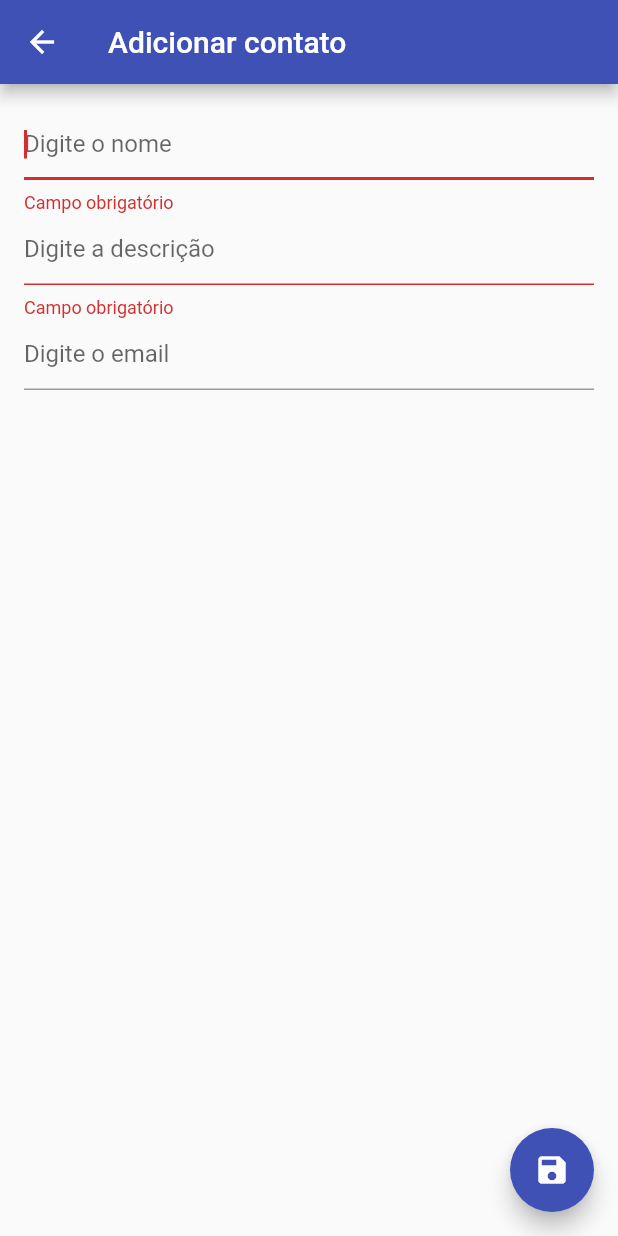
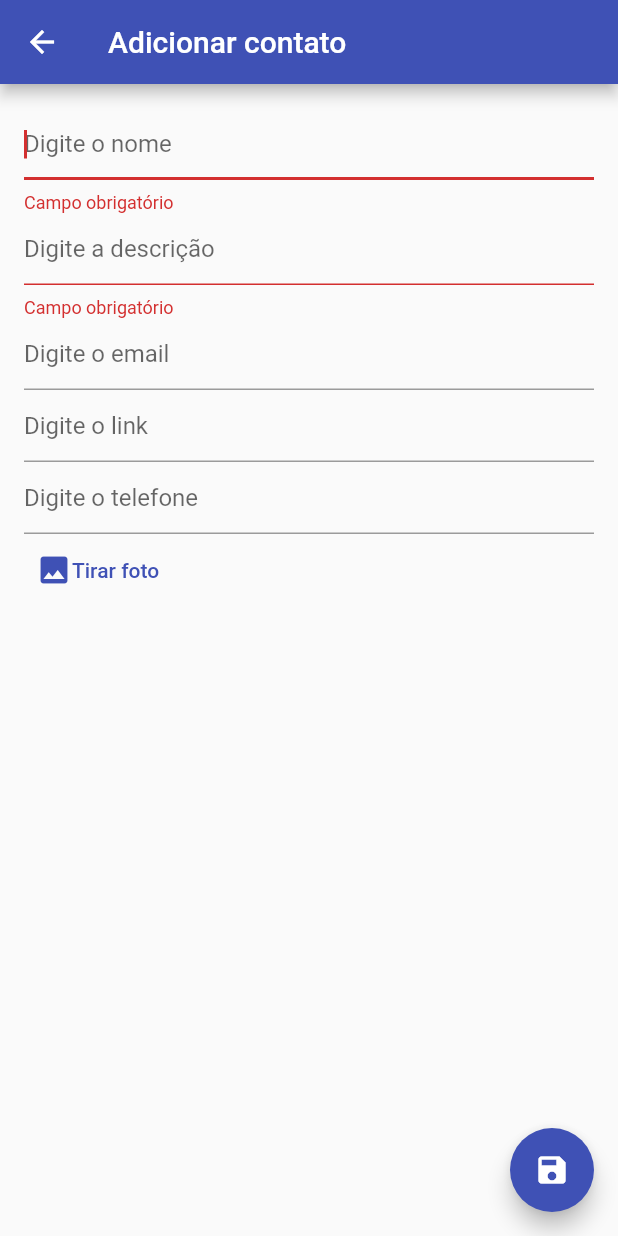
Before and after one commit to gabrielrodrigodesbesell/contactList, a Flutter app: the AddPage screen opened directly, after a tap on the "save" icon, on a phone screen of 412 x 824 dp. Run offline on Flutter 3.47's test engine with Material 2 defaults, Android fonts, the phone set to English and light mode, and no system bars; our stand-ins replace get, image_picker, sqflite; accounts and stored records are empty.

Commit message:
aula dia 17-03-2021

```diff
--- a/lib/controller/contact_controller.dart
+++ b/lib/controller/contact_controller.dart
@@ -1,18 +1,38 @@
+import 'dart:io';
+
 import 'package:contactlist/database/database_fetch.dart';
 import 'package:contactlist/model/contact_model.dart';
 import 'package:flutter/material.dart';
 import 'package:get/get.dart';
+import 'package:image_picker/image_picker.dart';
 
 class ContactController extends GetxController {
   //ContactModel é uma lista observável, quando sofrer atualizações
   //ela mesma comunica os compomentes que estão utilizando
-  var contactModel = List<ContactModel>()
+  var contactModel = []
       .obs; //.obs é responsável por informar ao Getx que a variável é observável e toda vez que ele sofrer alterações, deve ser comunicado os componentes que estão dentro do Obx()
   //declaração dos controladores de textos do formulário
   TextEditingController nomeContactController = TextEditingController();
   TextEditingController descricaoContactController = TextEditingController();
   TextEditingController emailContactController = TextEditingController();
+  TextEditingController telefoneContactController = TextEditingController();
+  TextEditingController latitudeContactController = TextEditingController();
+  TextEditingController longitudeContactController = TextEditingController();
+  TextEditingController siteContactController = TextEditingController();
+
   GlobalKey<FormState> form = GlobalKey<FormState>();
+
+  var image = ''.obs;
+  final picker = ImagePicker();
+
+  Future getImage() async {
+    final pickedFile = await picker.getImage(source: ImageSource.camera);
+    if (pickedFile != null) {
+      image.value = pickedFile.path;
+    } else {
+      Get.snackbar('Aviso', 'Imagem não selecionada');
+    }
+  }
 
   @override
   void onInit() {
@@ -40,7 +60,12 @@ class ContactController extends GetxController {
       //grava na base de dados
       var lastId = await DatabaseHelper.instance.insert(ContactModel(
         nome: nomeContactController.text,
-          descricao: descricaoContactController.text));
+        descricao: descricaoContactController.text,
+        site: siteContactController.text,
+        telefone: telefoneContactController.text,
+        email: emailContactController.text,
+        foto: image.value,
+      ));
       //insere os dados na lista atual que é exibida em tela
       //evitando o reload da tabela
       contactModel.insert(
@@ -48,21 +73,41 @@ class ContactController extends GetxController {
           ContactModel(
               id: lastId,
               nome: nomeContactController.text,
-              descricao: descricaoContactController.text));
+              descricao: descricaoContactController.text,
+              site: siteContactController.text,
+              telefone: telefoneContactController.text,
+              email: emailContactController.text,
+              foto: image.value));
       //limpa os campos do formulário
       nomeContactController.clear();
       descricaoContactController.clear();
       emailContactController.clear();
+      telefoneContactController.clear();
+      siteContactController.clear();
+      image.value = '';
       //fecha o formulário de cadastro
       Get.back();
     }
   }
 
-  void deleteContact(int id) async {
+  void deleteContact(int id, String foto) {
+    Get.defaultDialog(
+      radius: 10,
+      barrierDismissible: false,
+      textConfirm: "Apagar",
+      textCancel: "Cancelar",
+      title: 'Confirma?',
+      content: Text('Deseja realmente apagar'),
+      onConfirm: () async {
         //apaga do banco de dados o registro
         await DatabaseHelper.instance.delete(id);
         //remove os dados na lista atual que é exibida em tela
         //evitando o reload da tabela
         contactModel.removeWhere((element) => element.id == id);
+        await File(foto).delete();
+        Get.back();
+      },
+      onCancel: () => Get.back(),
+    );
   }
 }
--- a/lib/database/database_fetch.dart
+++ b/lib/database/database_fetch.dart
@@ -11,6 +11,12 @@ class DatabaseHelper {
   static final columnId = 'id';
   static final columnNome = 'nome';
   static final columnDescricao = 'descricao';
+  static final columnFoto = 'foto';
+  static final columnEmail = 'email';
+  static final columnSite = 'site';
+  static final columnTelefone = 'telefone';
+  static final columnLatitude = 'latitude';
+  static final columnLongitude = 'longitude';
 
   //"Executa" a classe
   DatabaseHelper._privateConstructor();
@@ -39,8 +45,14 @@ class DatabaseHelper {
     await db.execute('''
           CREATE TABLE $table (
             $columnId INTEGER PRIMARY KEY AUTOINCREMENT,
-            $columnNome FLOAT NOT NULL,
-            $columnDescricao FLOAT NOT NULL
+            $columnNome TEXT NOT NULL,
+            $columnDescricao TEXT NOT NULL,
+            $columnFoto TEXT,
+            $columnEmail TEXT NOT NULL,
+            $columnSite TEXT NOT NULL,
+            $columnTelefone TEXT NOT NULL,
+            $columnLatitude TEXT,
+            $columnLongitude TEXT
           )
           ''');
   }
--- a/lib/model/contact_model.dart
+++ b/lib/model/contact_model.dart
@@ -2,12 +2,37 @@ class ContactModel {
   int id;
   String nome;
   String descricao;
+  String foto;
+  String email;
+  String site;
+  String telefone;
+  String latitude;
+  String longitude;
 
   //"Executa" a classe recebendo os parâmetros
-  ContactModel({this.id, this.nome, this.descricao});
+  ContactModel(
+      {this.id,
+      this.nome,
+      this.descricao,
+      this.foto,
+      this.email,
+      this.site,
+      this.telefone,
+      this.latitude,
+      this.longitude});
 
   //cria o mapa de dados da classe
   Map<String, dynamic> toMap() {
-    return {'id': id, 'nome': nome, 'descricao': descricao};
+    return {
+      'id': id,
+      'nome': nome,
+      'descricao': descricao,
+      'foto': foto,
+      'email': email,
+      'site': site,
+      'telefone': telefone,
+      'latitude': latitude,
+      'longitude': longitude,
+    };
   }
 }
--- a/lib/view/add_page.dart
+++ b/lib/view/add_page.dart
@@ -1,3 +1,5 @@
+import 'dart:io';
+
 import 'package:contactlist/controller/contact_controller.dart';
 import 'package:flutter/material.dart';
 import 'package:get/get.dart';
@@ -8,7 +10,9 @@ class AddPage extends StatelessWidget {
   final ContactController _contactController = Get.put(ContactController());
   @override
   Widget build(BuildContext context) {
+    _contactController.image.value = '';
     return Scaffold(
+      resizeToAvoidBottomInset: true,
       appBar: new AppBar(title: Text("Adicionar contato")),
       floatingActionButton: FloatingActionButton(
           onPressed: () {
@@ -17,7 +21,8 @@ class AddPage extends StatelessWidget {
             _contactController.addData();
           },
           child: Icon(Icons.save)),
-      body: Form(
+      body: SingleChildScrollView(
+        child: Form(
           key: _contactController.form,
           child: Container(
             alignment: Alignment.topLeft,
@@ -32,6 +37,7 @@ class AddPage extends StatelessWidget {
                     if (value.isEmpty) {
                       return "Campo obrigatório";
                     }
+                    return null;
                   },
                 ),
                 TextFormField(
@@ -41,6 +47,7 @@ class AddPage extends StatelessWidget {
                     if (value.isEmpty) {
                       return "Campo obrigatório";
                     }
+                    return null;
                   },
                 ),
                 TextFormField(
@@ -53,9 +60,63 @@ class AddPage extends StatelessWidget {
                           ? "Email is not valid"
                           : null;
                     }
+                    return null;
                   },
+                ),
+                TextFormField(
+                  controller: _contactController.siteContactController,
+                  decoration: InputDecoration(hintText: "Digite o link"),
+                  keyboardType: TextInputType.url,
+                  textInputAction: TextInputAction.done,
+                  autovalidateMode: AutovalidateMode.onUserInteraction,
+                  validator: (value) {
+                    if (value.isNotEmpty) {
+                      return (!GetUtils.isURL(value))
+                          ? "Link is not valid"
+                          : null;
+                    }
+                    return null;
+                  },
+                ),
+                TextFormField(
+                  controller: _contactController.telefoneContactController,
+                  decoration: InputDecoration(hintText: "Digite o telefone"),
+                  keyboardType: TextInputType.phone,
+                  textInputAction: TextInputAction.done,
+                  validator: (value) {
+                    if (value.isNotEmpty) {
+                      return (!GetUtils.isPhoneNumber(value))
+                          ? "Phone is not valid"
+                          : null;
+                    }
+                    return null;
+                  },
+                ),
+                Obx(
+                  () => _contactController.image.value != ""
+                      ? Column(
+                          children: [
+                            TextButton(
+                              onPressed: () => _contactController.getImage(),
+                              child: Row(
+                                children: [
+                                  Icon(Icons.image),
+                                  Text('Alterar foto')
+                                ],
+                              ),
+                            ),
+                            Image.file(File(_contactController.image.value))
+                          ],
                         )
+                      : TextButton(
+                          onPressed: () => _contactController.getImage(),
+                          child: Row(
+                            children: [Icon(Icons.image), Text('Tirar foto')],
+                          ),
+                        ),
+                ),
               ],
+            ),
           ),
         ),
       ),
--- a/pubspec.yaml
+++ b/pubspec.yaml
@@ -29,6 +29,7 @@ dependencies:
   # Use with the CupertinoIcons class for iOS style icons.
   get: ^3.13.2
   sqflite: ^1.3.0
+  image_picker: ^0.7.2+1
 
 dev_dependencies:
   flutter_test:
```
Also changed, not shown: lib/view/home_page.dart (+15 -11 lines), pubspec.lock, 1 other file. Lines whose indentation alone changed are shown as unchanged.
